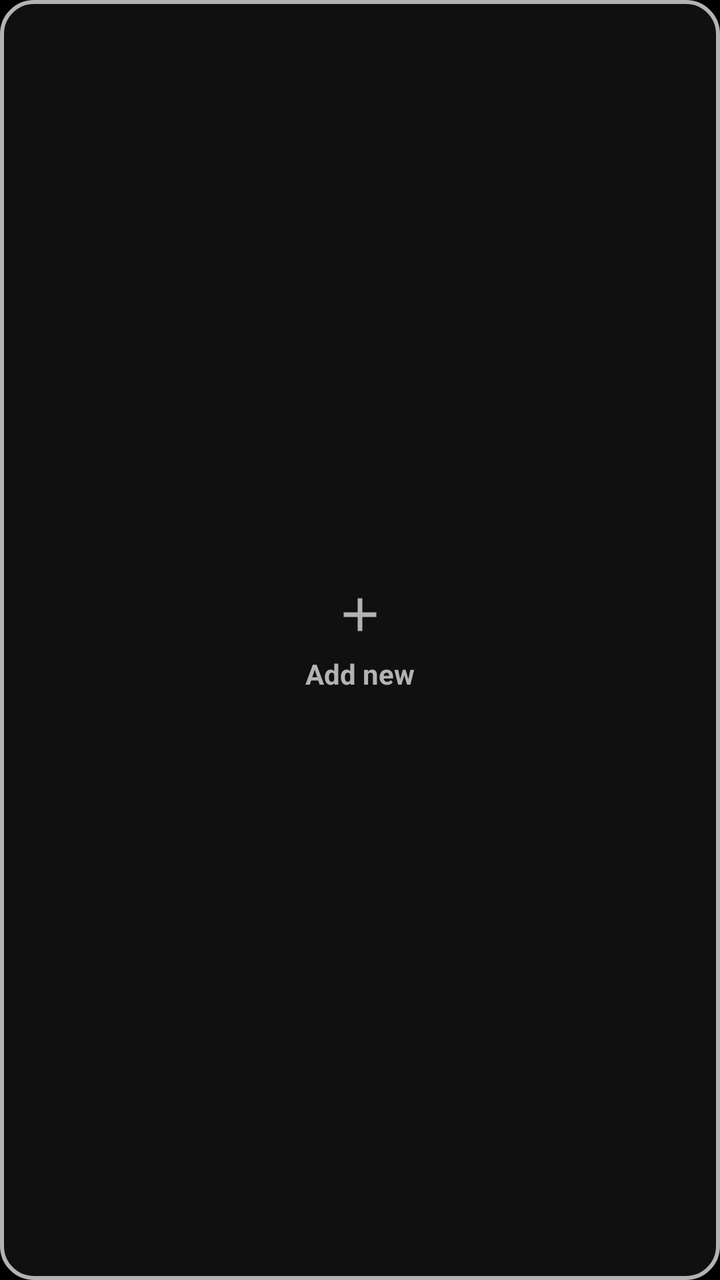
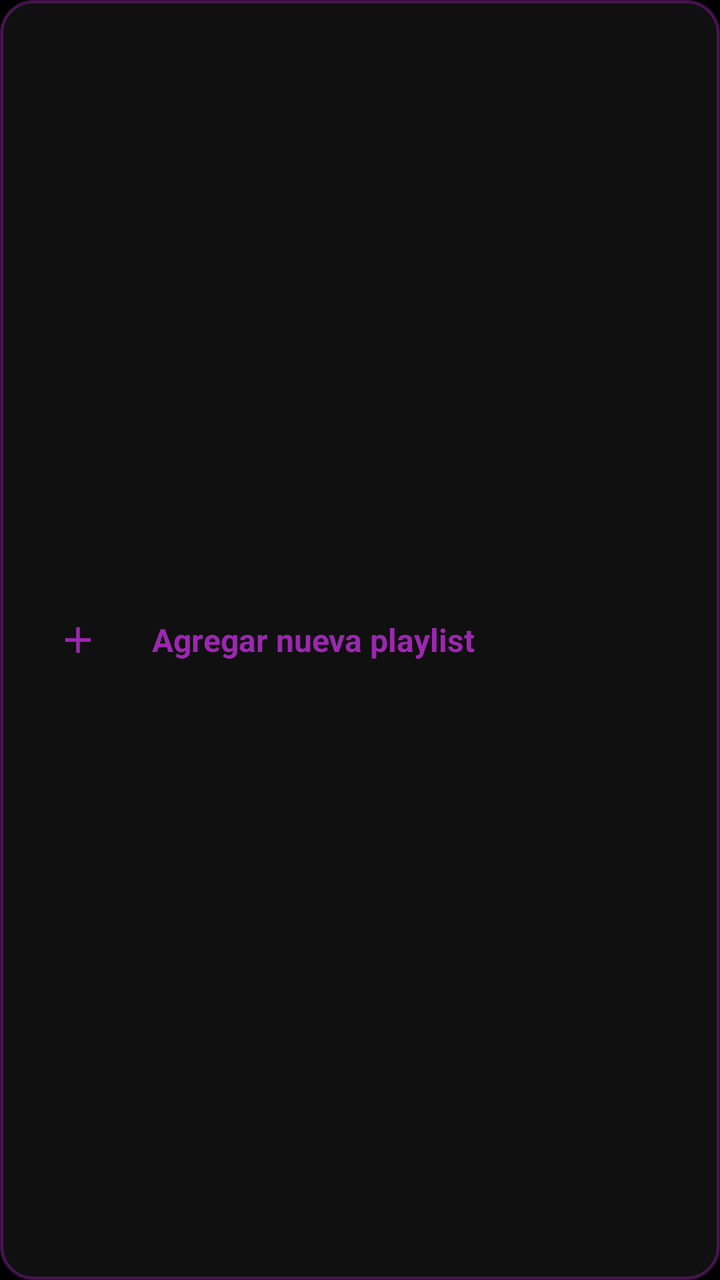

Two renders of the same Android screen: before a commit and after it. Below are the layout's source before the change and the commit's diff.
<!-- AndroidManifest.xml: application theme Theme.MP_3 -->
<!-- res/layout/item_playlist_add_new.xml -->
<?xml version="1.0" encoding="utf-8"?>
<LinearLayout xmlns:android="http://schemas.android.com/apk/res/android"
    xmlns:app="http://schemas.android.com/apk/res-auto"
    android:layout_width="match_parent"
    android:layout_height="90dp"
    android:layout_marginHorizontal="16dp"
    android:layout_marginVertical="6dp"
    android:background="@drawable/bg_add_new_playlist"
    android:gravity="center"
    android:orientation="vertical">

    <ImageView
        android:layout_width="28dp"
        android:layout_height="28dp"
        android:contentDescription="Agregar playlist"
        android:src="@drawable/ic_add"
        app:tint="@color/text_secondary_light" />

    <TextView
        android:layout_width="wrap_content"
        android:layout_height="wrap_content"
        android:layout_marginTop="6dp"
        android:text="Add new"
        android:textColor="@color/text_secondary_light"
        android:textSize="14sp"
        android:textStyle="bold" />

</LinearLayout>
<!-- resources referenced by this layout -->
<resources>
  <color name="text_secondary_light">#B3B3B3</color>
  <!-- drawable bg_add_new_playlist (drawable) -->
  <?xml version="1.0" encoding="utf-8"?>
  <shape xmlns:android="http://schemas.android.com/apk/res/android"
      android:shape="rectangle">
      <solid android:color="@color/surface_dark" />
      <corners android:radius="16dp" />
      <stroke
          android:width="2dp"
          android:color="@color/text_secondary_light" />
  </shape>
  <!-- drawable ic_add (drawable) -->
  <vector xmlns:android="http://schemas.android.com/apk/res/android"
      android:width="24dp"
      android:height="24dp"
      android:viewportWidth="24"
      android:viewportHeight="24">
      <path
          android:fillColor="#FFFFFF"
          android:pathData="M19,13h-6v6h-2v-6L5,13v-2h6L11,5h2v6h6v2z" />
  </vector>
  <style name="Theme.MP_3" parent="Theme.MaterialComponents.DayNight.NoActionBar">
          <item name="colorPrimary">@color/purple_primary</item>
          <item name="colorPrimaryVariant">@color/purple_dark</item>
          <item name="colorOnPrimary">@color/white</item>
          <item name="colorSecondary">@color/blue_primary</item>
          <item name="colorSecondaryVariant">@color/blue_dark</item>
          <item name="colorOnSecondary">@color/white</item>
          <item name="android:statusBarColor">@color/background_dark</item>
          <item name="android:windowBackground">@color/background_dark</item>
          <item name="android:navigationBarColor">@color/background_dark</item>
      </style>
  <color name="surface_dark">#101010</color>
  <color name="purple_primary">#9C27B0</color>
  <color name="purple_dark">#1C1C1C</color>
  <color name="white">#FFFFFF</color>
  <color name="blue_primary">#9C27B0</color>
  <color name="blue_dark">#0A0A0A</color>
  <color name="background_dark">#000000</color>
</resources>

<!-- the commit's change to res/layout/item_playlist_add_new.xml (unified diff, before → after) -->
@@ -1,28 +1,38 @@
 <?xml version="1.0" encoding="utf-8"?>
 <LinearLayout xmlns:android="http://schemas.android.com/apk/res/android"
-    xmlns:app="http://schemas.android.com/apk/res-auto"
     android:layout_width="match_parent"
-    android:layout_height="90dp"
+    android:layout_height="wrap_content"
     android:layout_marginHorizontal="16dp"
     android:layout_marginVertical="6dp"
     android:background="@drawable/bg_add_new_playlist"
-    android:gravity="center"
-    android:orientation="vertical">
+    android:clickable="true"
+    android:focusable="true"
+    android:gravity="center_vertical"
+    android:orientation="horizontal"
+    android:padding="16dp">
 
-    <ImageView
-        android:layout_width="28dp"
-        android:layout_height="28dp"
-        android:contentDescription="Agregar playlist"
-        android:src="@drawable/ic_add"
-        app:tint="@color/text_secondary_light" />
+    <FrameLayout
+        android:layout_width="46dp"
+        android:layout_height="46dp"
+        android:background="@drawable/bg_icon_button_circle">
+
+        <ImageView
+            android:layout_width="22dp"
+            android:layout_height="22dp"
+            android:layout_gravity="center"
+            android:contentDescription="Agregar playlist"
+            android:src="@drawable/ic_add"
+            android:tint="@color/purple_primary" />
+
+    </FrameLayout>
 
     <TextView
         android:layout_width="wrap_content"
         android:layout_height="wrap_content"
-        android:layout_marginTop="6dp"
-        android:text="Add new"
-        android:textColor="@color/text_secondary_light"
-        android:textSize="14sp"
+        android:layout_marginStart="14dp"
+        android:text="Agregar nueva playlist"
+        android:textColor="@color/purple_primary"
+        android:textSize="16sp"
         android:textStyle="bold" />
 
 </LinearLayout>
<!-- resource entries referenced after the edit -->
@@ -1,6 +1,5 @@
 <!-- resources referenced by this layout -->
 <resources>
-  <color name="text_secondary_light">#B3B3B3</color>
   <!-- drawable bg_add_new_playlist (drawable) -->
   <?xml version="1.0" encoding="utf-8"?>
   <shape xmlns:android="http://schemas.android.com/apk/res/android"
@@ -8,8 +7,14 @@
       <solid android:color="@color/surface_dark" />
       <corners android:radius="16dp" />
       <stroke
-          android:width="2dp"
-          android:color="@color/text_secondary_light" />
+          android:width="1.5dp"
+          android:color="@color/purple_light" />
+  </shape>
+  <!-- drawable bg_icon_button_circle (drawable) -->
+  <?xml version="1.0" encoding="utf-8"?>
+  <shape xmlns:android="http://schemas.android.com/apk/res/android"
+      android:shape="oval">
+      <solid android:color="@color/surface_dark" />
   </shape>
   <!-- drawable ic_add (drawable) -->
   <vector xmlns:android="http://schemas.android.com/apk/res/android"
@@ -33,6 +38,7 @@
           <item name="android:navigationBarColor">@color/background_dark</item>
       </style>
   <color name="surface_dark">#101010</color>
+  <color name="purple_light">#669C27B0</color>
   <color name="purple_primary">#9C27B0</color>
   <color name="purple_dark">#1C1C1C</color>
   <color name="white">#FFFFFF</color>
